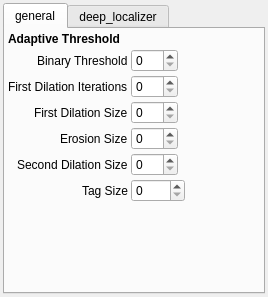
Old version of the form ImgAnalysisTracker/LocalizerParamsWidget.ui in the repository BioroboticsLab/biotracker_beesbook.
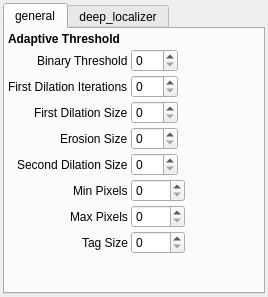
New version of the form.

Commit message: Adapt to pipeline changes

```diff
--- a/ImgAnalysisTracker/LocalizerParamsWidget.ui
+++ b/ImgAnalysisTracker/LocalizerParamsWidget.ui
@@ -154,7 +154,7 @@
          </property>
         </widget>
        </item>
-       <item row="6" column="0">
+       <item row="8" column="0">
         <widget class="QLabel" name="label_10">
          <property name="text">
           <string>Tag Size</string>
@@ -189,13 +189,41 @@
          </property>
         </widget>
        </item>
-       <item row="6" column="1">
+       <item row="8" column="1">
         <widget class="QSpinBox" name="tag_size">
          <property name="maximum">
           <number>1000</number>
          </property>
         </widget>
        </item>
+       <item row="6" column="0">
+        <widget class="QLabel" name="label_7">
+         <property name="text">
+          <string>Min Pixels</string>
+         </property>
+        </widget>
+       </item>
+       <item row="7" column="0">
+        <widget class="QLabel" name="label_11">
+         <property name="text">
+          <string>Max Pixels</string>
+         </property>
+        </widget>
+       </item>
+       <item row="6" column="1">
+        <widget class="QSpinBox" name="min_num_pixels">
+         <property name="maximum">
+          <number>1000</number>
+         </property>
+        </widget>
+       </item>
+       <item row="7" column="1">
+        <widget class="QSpinBox" name="max_num_pixels">
+         <property name="maximum">
+          <number>1000</number>
+         </property>
+        </widget>
+       </item>
       </layout>
      </widget>
      <widget class="QWidget" name="tab">
```
The commit also changes 1 other file.
